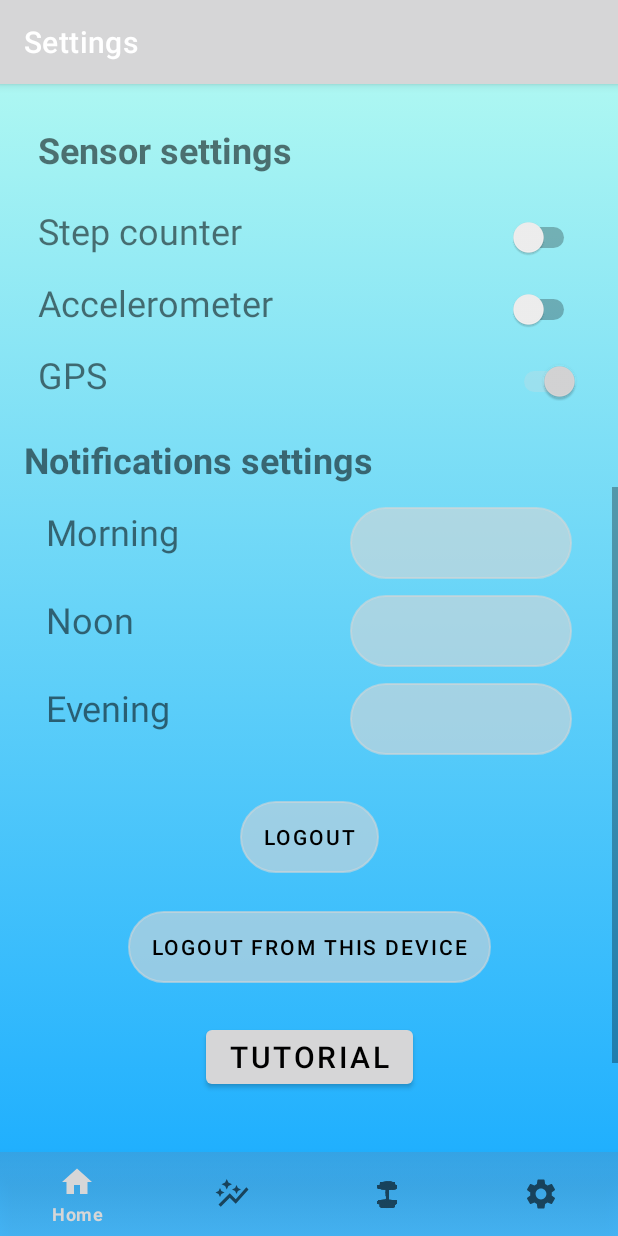
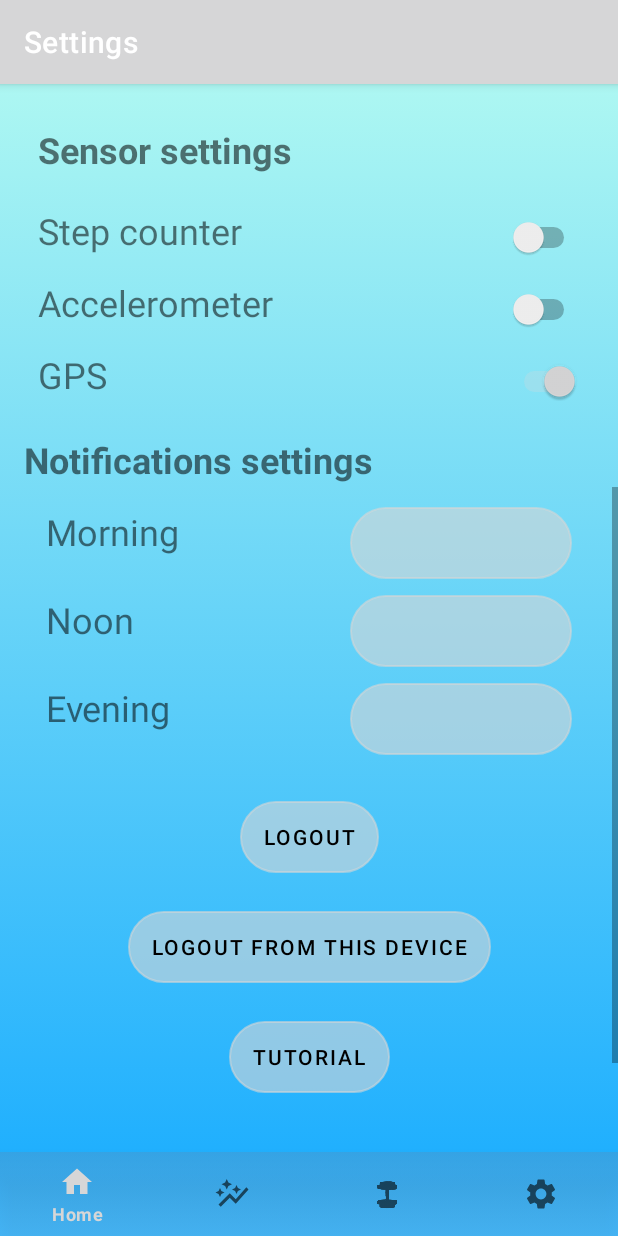
Before and after one commit to ChristopherRobinThomas/SELabs, an Android app: the fragment SettingsFragment placed in its activity, scrolled down 491 dp, on a phone screen of 412 x 824 dp. Run offline under Robolectric (Android 15) with nearby library versions, the phone set to English and light mode, and no system bars; 12 statements that could not run were skipped.

Commit message:
tutorial button redesign

```diff
--- a/project/app/src/main/java/com/example/se_lab_23b02/SettingsFragment.java
+++ b/project/app/src/main/java/com/example/se_lab_23b02/SettingsFragment.java
@@ -75,6 +75,7 @@ public class SettingsFragment extends Fragment {
     private Button btnNotifEvening;
     private Button btLogout;
     private Button btLogoutFromDevice;
+    private Button btTutorial;
 
 
     // TODO: Rename parameter arguments, choose names that match
@@ -173,6 +174,7 @@ public class SettingsFragment extends Fragment {
         Button btnDelAllData = (Button) view.findViewById(R.id.btDeleteData);
         btLogout = (Button) view.findViewById(R.id.btSettingsLogout);
         btLogoutFromDevice = (Button) view.findViewById((R.id.btSettingsLogoutCompletly));
+        btTutorial = (Button) view.findViewById(R.id.btSettingsTutorial);
 
         saveDefaultValuesInSettings();
         setAllStrings();
@@ -642,6 +644,8 @@ public class SettingsFragment extends Fragment {
         btnNotifMorning.getBackground().setAlpha(ButtonTransparency);
         btLogout.getBackground().setAlpha(ButtonTransparency);
         btLogoutFromDevice.getBackground().setAlpha(ButtonTransparency);
+        btTutorial.getBackground().setAlpha(ButtonTransparency);
+
     }
 
     private void cancelAlarms()
--- a/project/app/src/main/res/layout/fragment_settings_2.xml
+++ b/project/app/src/main/res/layout/fragment_settings_2.xml
@@ -32,7 +32,8 @@
                 android:layout_marginTop="25dp"
                 android:layout_marginEnd="25dp"
                 android:text="Tutorial"
-                android:textSize="20sp"
+                android:textSize="14sp"
+                android:background="@drawable/step_count_border"
                 app:layout_constraintEnd_toEndOf="parent"
                 app:layout_constraintStart_toStartOf="parent"
                 app:layout_constraintTop_toBottomOf="@+id/btSettingsLogoutCompletly" />
```
